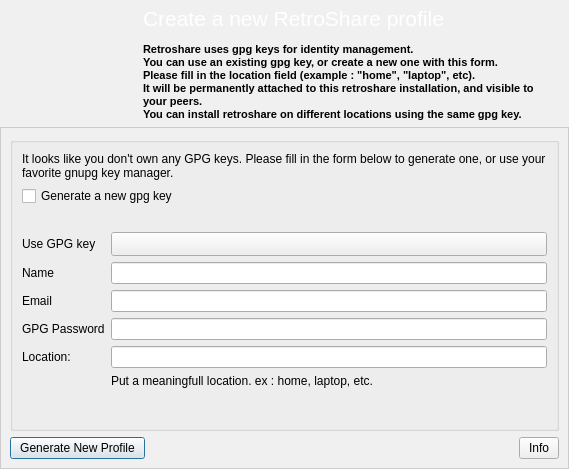
RetroShare/RetroShare, file retroshare-gui/src/gui/GenCertDialog.ui: the form before one commit.
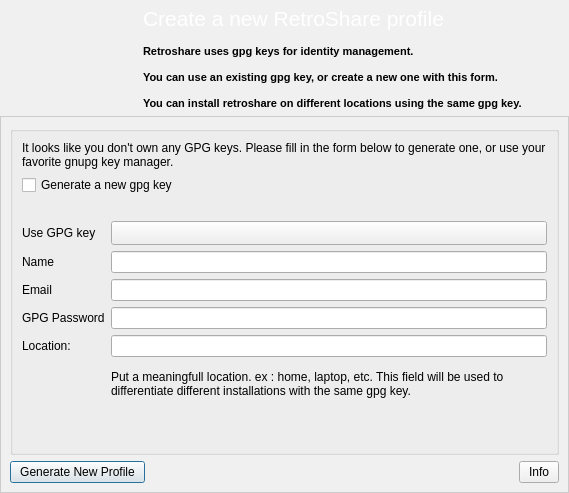
The form after the commit. Icons and pictures are not drawn.

Diff of the .ui file:
```diff
--- a/retroshare-gui/src/gui/GenCertDialog.ui
+++ b/retroshare-gui/src/gui/GenCertDialog.ui
@@ -7,7 +7,7 @@
     <x>0</x>
     <y>0</y>
     <width>569</width>
-    <height>469</height>
+    <height>493</height>
    </rect>
   </property>
   <property name="sizePolicy">
@@ -610,12 +610,11 @@
          <string>&lt;!DOCTYPE HTML PUBLIC &quot;-//W3C//DTD HTML 4.0//EN&quot; &quot;http://www.w3.org/TR/REC-html40/strict.dtd&quot;&gt;
 &lt;html&gt;&lt;head&gt;&lt;meta name=&quot;qrichtext&quot; content=&quot;1&quot; /&gt;&lt;style type=&quot;text/css&quot;&gt;
 p, li { white-space: pre-wrap; }
-&lt;/style&gt;&lt;/head&gt;&lt;body style=&quot; font-family:'MS Shell Dlg 2'; font-size:8.25pt; font-weight:400; font-style:normal;&quot;&gt;
+&lt;/style&gt;&lt;/head&gt;&lt;body style=&quot; font-family:'DejaVu Sans'; font-size:10pt; font-weight:400; font-style:normal;&quot;&gt;
 &lt;p style=&quot; margin-top:0px; margin-bottom:0px; margin-left:0px; margin-right:0px; -qt-block-indent:0; text-indent:0px;&quot;&gt;&lt;span style=&quot; font-family:'Arial'; font-size:16pt; color:#ffffff;&quot;&gt;Create a new RetroShare profile&lt;/span&gt;&lt;span style=&quot; font-family:'Arial'; font-size:8pt;&quot;&gt;&lt;br /&gt;&lt;br /&gt;&lt;/span&gt;&lt;span style=&quot; font-family:'Arial'; font-size:8pt; font-weight:600;&quot;&gt;Retroshare uses gpg keys for identity management. &lt;/span&gt;&lt;/p&gt;
+&lt;p style=&quot;-qt-paragraph-type:empty; margin-top:0px; margin-bottom:0px; margin-left:0px; margin-right:0px; -qt-block-indent:0; text-indent:0px; font-family:'Arial'; font-size:8pt; font-weight:600;&quot;&gt;&lt;/p&gt;
 &lt;p style=&quot; margin-top:0px; margin-bottom:0px; margin-left:0px; margin-right:0px; -qt-block-indent:0; text-indent:0px;&quot;&gt;&lt;span style=&quot; font-family:'Arial'; font-size:8pt; font-weight:600;&quot;&gt;You can use an existing gpg key, or create a new one with this form.&lt;/span&gt;&lt;/p&gt;
-&lt;p style=&quot; margin-top:0px; margin-bottom:0px; margin-left:0px; margin-right:0px; -qt-block-indent:0; text-indent:0px;&quot;&gt;&lt;span style=&quot; font-family:'Arial'; font-size:8pt; font-weight:600;&quot;&gt;Please fill in the location field (example : &quot;home&quot;, &quot;laptop&quot;, etc). &lt;/span&gt;&lt;/p&gt;
-&lt;p style=&quot; margin-top:0px; margin-bottom:0px; margin-left:0px; margin-right:0px; -qt-block-indent:0; text-indent:0px;&quot;&gt;&lt;span style=&quot; font-family:'Arial'; font-size:8pt; font-weight:600;&quot;&gt;It will be permanently attached to this retroshare installation, and visible to&lt;/span&gt;&lt;/p&gt;
-&lt;p style=&quot; margin-top:0px; margin-bottom:0px; margin-left:0px; margin-right:0px; -qt-block-indent:0; text-indent:0px;&quot;&gt;&lt;span style=&quot; font-family:'Arial'; font-size:8pt; font-weight:600;&quot;&gt;your peers.&lt;/span&gt;&lt;/p&gt;
+&lt;p style=&quot;-qt-paragraph-type:empty; margin-top:0px; margin-bottom:0px; margin-left:0px; margin-right:0px; -qt-block-indent:0; text-indent:0px; font-family:'Arial'; font-size:8pt; font-weight:600;&quot;&gt;&lt;/p&gt;
 &lt;p style=&quot; margin-top:0px; margin-bottom:0px; margin-left:0px; margin-right:0px; -qt-block-indent:0; text-indent:0px;&quot;&gt;&lt;span style=&quot; font-family:'Arial'; font-size:8pt; font-weight:600;&quot;&gt;You can install retroshare on different locations using the same gpg key.&lt;/span&gt;&lt;/p&gt;&lt;/body&gt;&lt;/html&gt;</string>
         </property>
        </widget>
@@ -625,6 +624,12 @@
    </item>
    <item row="1" column="0">
     <widget class="QFrame" name="frame">
+     <property name="minimumSize">
+      <size>
+       <width>0</width>
+       <height>30</height>
+      </size>
+     </property>
      <property name="styleSheet">
       <string notr="true">QFrame#frame{ 
 background-color: qlineargradient(x1:0, y1:0, x2:0, y2:1,
@@ -641,6 +646,12 @@
      <layout class="QGridLayout" name="gridLayout">
       <item row="0" column="0">
        <widget class="QGroupBox" name="groupBox">
+        <property name="minimumSize">
+         <size>
+          <width>0</width>
+          <height>20</height>
+         </size>
+        </property>
         <property name="title">
          <string/>
         </property>
@@ -719,8 +730,23 @@
            </item>
            <item row="6" column="1">
             <widget class="QLabel" name="label_location2">
+             <property name="minimumSize">
+              <size>
+               <width>0</width>
+               <height>30</height>
+              </size>
+             </property>
+             <property name="lineWidth">
+              <number>1</number>
+             </property>
              <property name="text">
-              <string>Put a meaningfull location. ex : home, laptop, etc.</string>
+              <string>Put a meaningfull location. ex : home, laptop, etc. This field will be used to differentiate different installations with the same gpg key.</string>
+             </property>
+             <property name="scaledContents">
+              <bool>false</bool>
+             </property>
+             <property name="wordWrap">
+              <bool>true</bool>
              </property>
             </widget>
            </item>
```
